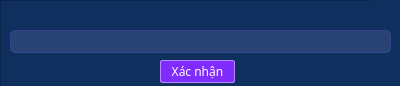
Old version of the form theme/deletefolder.ui in the repository im-dlam/PyQt5.AppManageMMO.
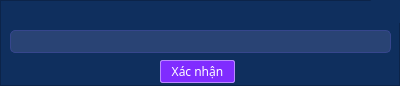
New version of the form. Icons and pictures are not drawn.

Patch:
```diff
--- a/theme/deletefolder.ui
+++ b/theme/deletefolder.ui
@@ -29,15 +29,24 @@
    <string notr="true">background-color: rgb(237, 234, 255);</string>
   </property>
   <widget class="QWidget" name="centralwidget">
+   <layout class="QHBoxLayout" name="horizontalLayout">
+    <property name="spacing">
+     <number>0</number>
+    </property>
+    <property name="leftMargin">
+     <number>0</number>
+    </property>
+    <property name="topMargin">
+     <number>0</number>
+    </property>
+    <property name="rightMargin">
+     <number>0</number>
+    </property>
+    <property name="bottomMargin">
+     <number>0</number>
+    </property>
+    <item>
    <widget class="QFrame" name="frame">
-    <property name="geometry">
-     <rect>
-      <x>0</x>
-      <y>0</y>
-      <width>401</width>
-      <height>91</height>
-     </rect>
-    </property>
     <property name="styleSheet">
      <string notr="true">background-color: rgb(15, 47, 94);</string>
     </property>
@@ -160,6 +169,8 @@
      </property>
     </widget>
    </widget>
+    </item>
+   </layout>
   </widget>
  </widget>
  <resources>
```
Lines whose indentation alone changed are shown as unchanged.
